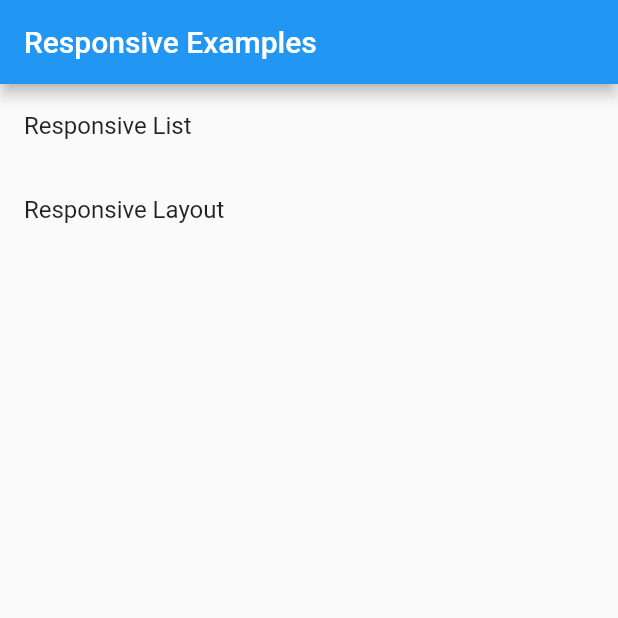
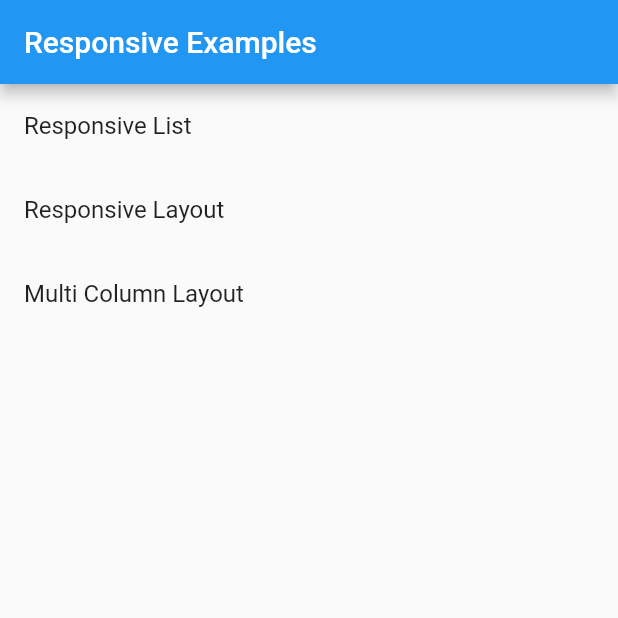
Before and after one commit to fluttercommunity/responsive_scaffold, a Flutter app: the screen it shows after launch, on a phone screen of 412 x 824 dp, the top half of it. Run offline on Flutter 3.47's test engine with Material 2 defaults, Android fonts, the phone set to English and light mode, and no system bars.

Commit message:
adding base for multi column

```diff
--- a/example/lib/examples/index.dart
+++ b/example/lib/examples/index.dart
@@ -1,2 +1,3 @@
 export 'layout.dart';
 export 'list.dart';
+export 'multi.dart';
--- a/example/lib/main.dart
+++ b/example/lib/main.dart
@@ -3,9 +3,6 @@ import 'package:flutter/material.dart';
 import 'dart:io' show Platform;
 import 'package:flutter/foundation.dart';
 import 'examples/index.dart';
-
-// The existing imports
-// !! Keep your existing impots here !!
 
 /// main is entry point of Flutter application
 void main() {
@@ -62,6 +59,10 @@ class HomePage extends StatelessWidget {
             title: Text('Responsive Layout'),
             onTap: () => _goToScreen(context, LayoutExample()),
           ),
+          ListTile(
+            title: Text('Multi Column Layout'),
+            onTap: () => _goToScreen(context, MultiColumnNavigationExample()),
+          ),
         ],
       ),
     );
--- a/lib/responsive_scaffold.dart
+++ b/lib/responsive_scaffold.dart
@@ -1,3 +1,4 @@
 export 'package:responsive_scaffold/data/classes/details.dart';
 export 'package:responsive_scaffold/templates/list/responsive_list.dart';
 export 'package:responsive_scaffold/templates/layout/scaffold.dart';
+export 'package:responsive_scaffold/templates/3-column/three_column_navigation.dart';
```
Also changed, not shown: example/lib/examples/multi.dart (added, +9 -0 lines), lib/templates/3-column/three_column_navigation.dart (added, +10 -0 lines), example/pubspec.lock, pubspec.lock, 11 other files.
